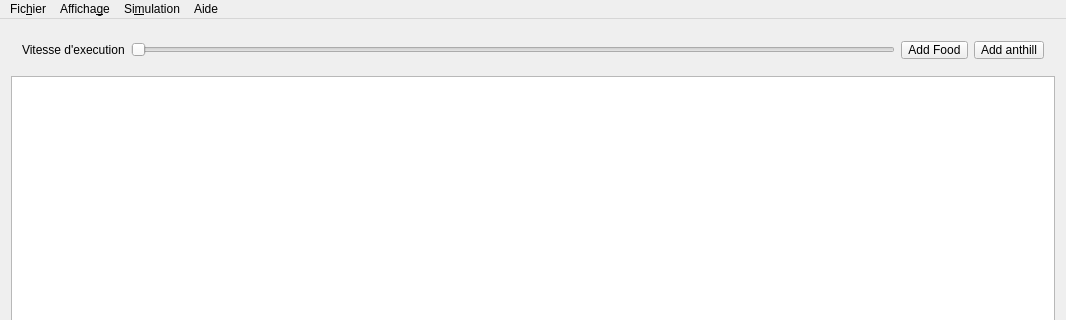
This is Ant/mainwindow.ui in nealith/Ant as Qt 5 draws it before an edit; both pictures show x 0 to 1066 and y 0 to 320 of the 1066 by 582 pixel window. The edited form follows.
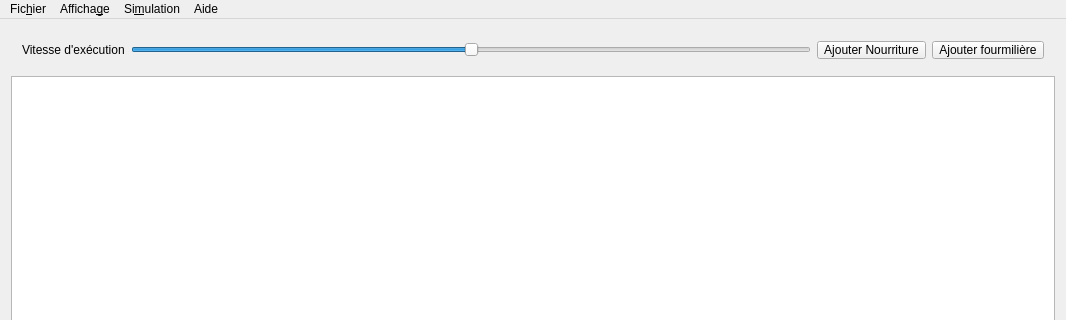
This is the edited form.

Commit message: add open file and save simulation dialog box

What changed in the file:
```diff
--- a/Ant/mainwindow.ui
+++ b/Ant/mainwindow.ui
@@ -41,7 +41,7 @@
          <item>
           <widget class="QLabel" name="label">
            <property name="text">
-            <string>Vitesse d'execution</string>
+            <string>Vitesse d'exécution</string>
            </property>
           </widget>
          </item>
@@ -50,22 +50,34 @@
            <property name="cursor">
             <cursorShape>PointingHandCursor</cursorShape>
            </property>
+           <property name="minimum">
+            <number>-5</number>
+           </property>
+           <property name="maximum">
+            <number>5</number>
+           </property>
            <property name="orientation">
             <enum>Qt::Horizontal</enum>
            </property>
+           <property name="invertedAppearance">
+            <bool>false</bool>
+           </property>
+           <property name="invertedControls">
+            <bool>false</bool>
+           </property>
           </widget>
          </item>
          <item>
           <widget class="QToolButton" name="toolButton">
            <property name="text">
-            <string>Add Food</string>
+            <string>Ajouter Nourriture</string>
            </property>
           </widget>
          </item>
          <item>
           <widget class="QToolButton" name="toolButton_2">
            <property name="text">
-            <string>Add anthill</string>
+            <string>Ajouter fourmilière</string>
            </property>
           </widget>
          </item>
```
Left out of the diff: 19 changed lines with no effect on the pictures. The commit also changes 5 other files.
